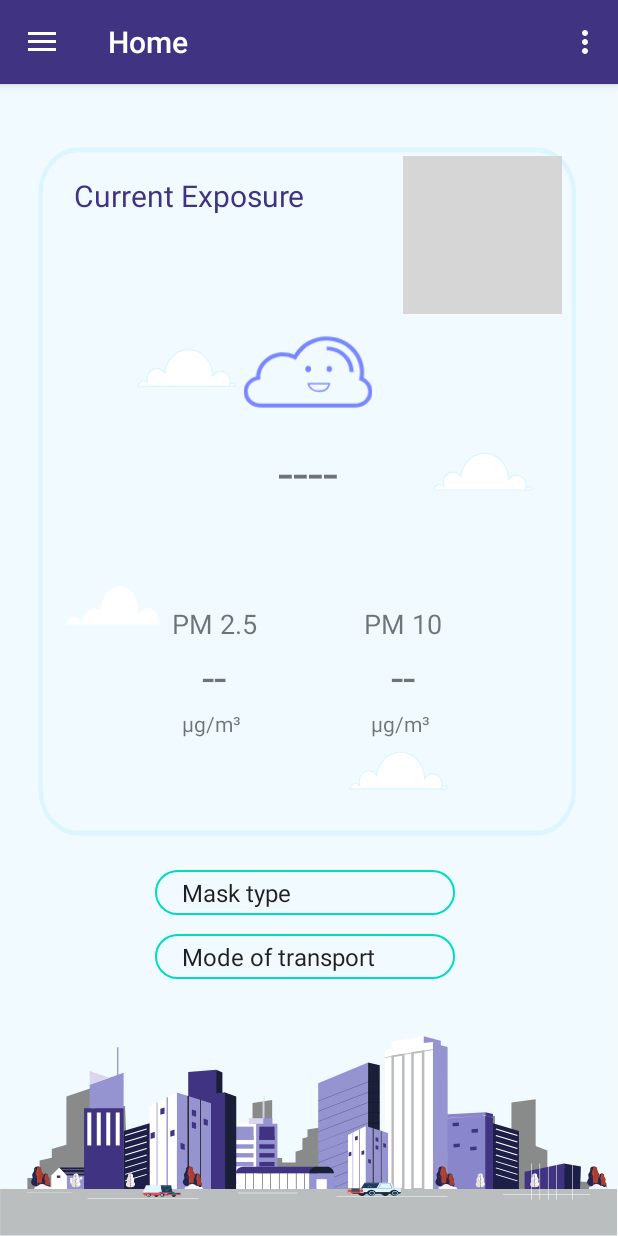
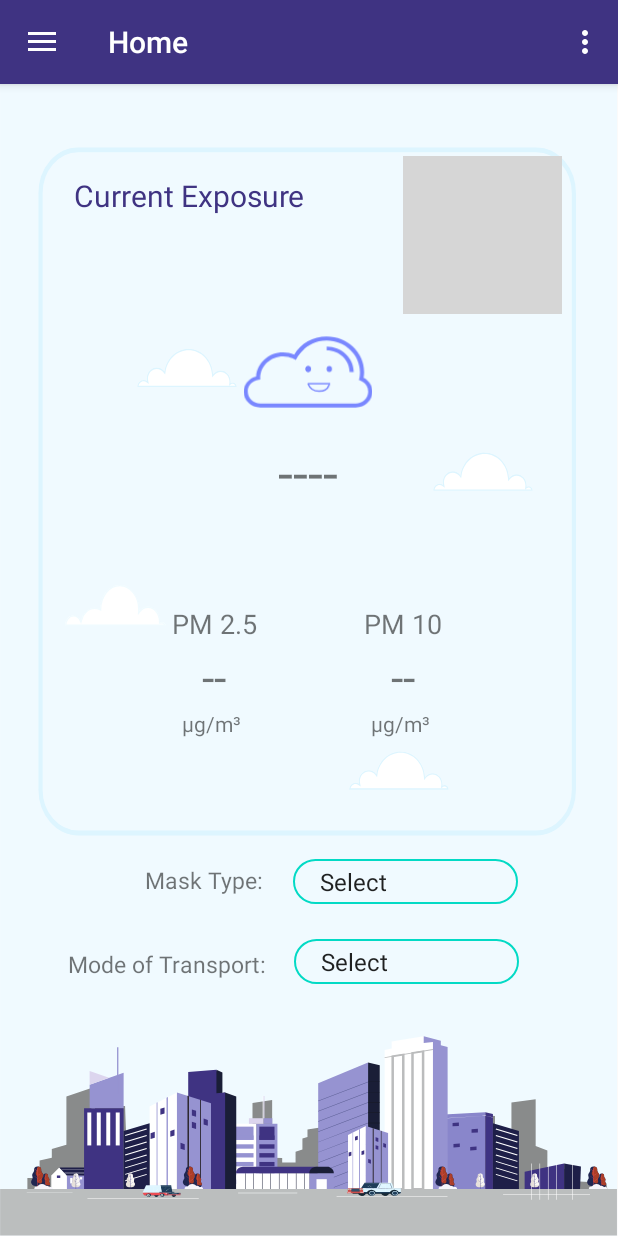
Before and after one commit to mimo-sha256/APM_v3, an Android app: the screen it shows after launch (MainActivity), on a phone screen of 412 x 824 dp. Run offline under Robolectric (Android 15) with nearby library versions, the phone set to English and light mode, and no system bars; our stand-ins replace Firebase (no records; nobody signed in at launch, a user with empty details on screens opened directly), RxJava, navigation-ui; libraries missing offline, so code that uses them is left out: com.polidea.rxandroidble2, com.tomerrosenfeld.customanalogclockview; plain views replace CustomAnalogClock; 6 statements that could not run were skipped; grey boxes are pictures that could not be loaded.

Commit message:
Updates made

```diff
--- a/app/src/main/res/layout/fragment_home.xml
+++ b/app/src/main/res/layout/fragment_home.xml
@@ -54,6 +54,7 @@
         android:text="----"
         android:textAlignment="center"
         android:textSize="36sp"
+        android:elevation="5dp"
         app:layout_constraintBottom_toBottomOf="parent"
         app:layout_constraintEnd_toEndOf="parent"
         app:layout_constraintHorizontal_bias="0.496"
@@ -63,30 +64,30 @@
 
     <Spinner
         android:id="@+id/maskSpinner"
-        android:layout_width="200dp"
+        android:layout_width="150dp"
         android:layout_height="30dp"
         android:layout_marginEnd="17dp"
         android:background="@drawable/spinner_rect"
         android:entries="@array/maskArray"
         app:layout_constraintBottom_toBottomOf="parent"
         app:layout_constraintEnd_toEndOf="parent"
-        app:layout_constraintHorizontal_bias="0.532"
+        app:layout_constraintHorizontal_bias="0.798"
         app:layout_constraintStart_toStartOf="parent"
         app:layout_constraintTop_toTopOf="parent"
-        app:layout_constraintVertical_bias="0.71" />
+        app:layout_constraintVertical_bias="0.7" />
 
     <Spinner
         android:id="@+id/transportSpinner"
-        android:layout_width="200dp"
+        android:layout_width="150dp"
         android:layout_height="30dp"
         android:background="@drawable/spinner_rect"
         android:entries="@array/transportArray"
         app:layout_constraintBottom_toBottomOf="parent"
         app:layout_constraintEnd_toEndOf="parent"
-        app:layout_constraintHorizontal_bias="0.486"
+        app:layout_constraintHorizontal_bias="0.747"
         app:layout_constraintStart_toStartOf="parent"
         app:layout_constraintTop_toBottomOf="@+id/maskSpinner"
-        app:layout_constraintVertical_bias="0.069" />
+        app:layout_constraintVertical_bias="0.122" />
 
     <com.tomerrosenfeld.customanalogclockview.CustomAnalogClock
         android:id="@+id/analog_clock"
@@ -162,5 +163,34 @@
         app:layout_constraintTop_toTopOf="parent"
         app:layout_constraintVertical_bias="0.082" />
 
+    <TextView
+        android:id="@+id/textView7"
+        android:layout_width="wrap_content"
+        android:layout_height="wrap_content"
+        android:layout_marginStart="76dp"
+        android:layout_marginBottom="16dp"
+        android:text="Mask Type: "
+        android:textSize="15sp"
+        app:layout_constraintBottom_toBottomOf="parent"
+        app:layout_constraintEnd_toStartOf="@+id/maskSpinner"
+        app:layout_constraintHorizontal_bias="0.575"
+        app:layout_constraintStart_toStartOf="parent"
+        app:layout_constraintTop_toTopOf="parent"
+        app:layout_constraintVertical_bias="0.712" />
+
+    <TextView
+        android:id="@+id/textView9"
+        android:layout_width="wrap_content"
+        android:layout_height="wrap_content"
+        android:layout_marginBottom="40dp"
+        android:text="Mode of Transport:"
+        android:textSize="15sp"
+        app:layout_constraintBottom_toBottomOf="parent"
+        app:layout_constraintEnd_toStartOf="@+id/transportSpinner"
+        app:layout_constraintHorizontal_bias="0.72"
+        app:layout_constraintStart_toStartOf="parent"
+        app:layout_constraintTop_toBottomOf="@+id/textView7"
+        app:layout_constraintVertical_bias="0.208" />
+
 
 </androidx.constraintlayout.widget.ConstraintLayout>
--- a/app/src/main/res/values/strings.xml
+++ b/app/src/main/res/values/strings.xml
@@ -13,17 +13,17 @@
 
     <string name="home_second">Home Second</string>
     <string-array name="maskArray">
-        <item>Mask type</item>
+        <item>Select</item>
         <item>No mask</item>
-        <item>N95</item>
-        <item>Surgical</item>
-        <item>FFP1</item>
-        <item>Activated carbon</item>
-        <item>Cloth</item>
-        <item>Sponge</item>
+        <item>N95 mask</item>
+        <item>Surgical mask</item>
+        <item>FFP1 mask</item>
+        <item>Activated carbon mask</item>
+        <item>Cloth mask</item>
+        <item>Sponge mask</item>
     </string-array>
     <string-array name="transportArray">
-        <item>Mode of transport</item>
+        <item>Select</item>
         <item>Walking</item>
         <item>AC Car</item>
         <item>Non-AC Car</item>
```
Also changed, not shown: app/src/main/res/layout/device_list_row.xml (+4 -3 lines), app/src/main/res/layout/fragment_analytics.xml (+32 -2 lines).
